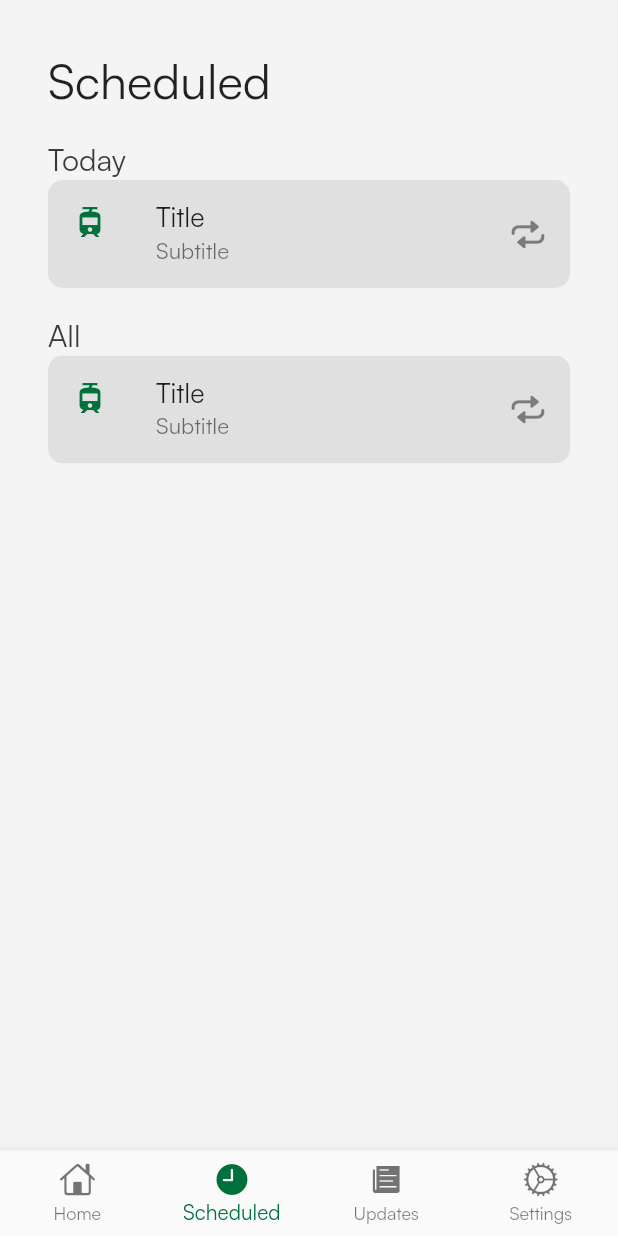
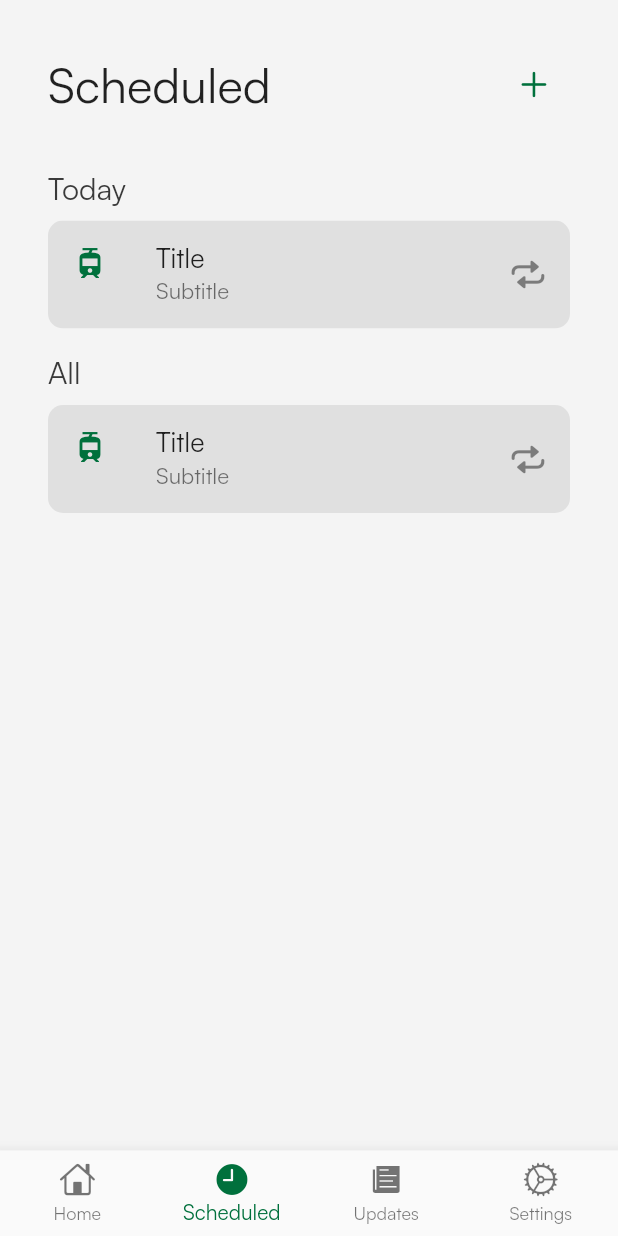
Before and after one commit to JackTop325/TransitApp, a Flutter app: the HomePage screen opened by its route, item 2 of the bottom bar chosen, on a phone screen of 412 x 824 dp. Run offline on Flutter 3.47's test engine with Material 2 defaults, Android fonts, the phone set to English and light mode, and no system bars; our stand-ins replace flutter_svg, sliding_up_panel.

Commit message:
scheduled page created

```diff
--- a/TransitApp/lib/main.dart
+++ b/TransitApp/lib/main.dart
@@ -1,4 +1,5 @@
 import 'package:flutter/material.dart';
+import 'package:transit_app/pages/scheduled/scheduled_form.dart';
 import 'package:transit_app/pages/splashscreen.dart';
 import 'package:transit_app/pages/login.dart';
 import 'package:transit_app/pages/home.dart';
@@ -22,6 +23,7 @@ class MyApp extends StatelessWidget {
         '/': (context) => const SplashScreen(),
         '/login': (context) => const LoginPage(),
         '/home': (context) => const HomePage(),
+        '/scheduled': (context) => ScheduledForm(),
       },
       debugShowCheckedModeBanner: false,
     );
--- a/TransitApp/lib/pages/home.dart
+++ b/TransitApp/lib/pages/home.dart
@@ -17,7 +17,7 @@ class _HomePageState extends State<HomePage> {
 
   final List<Widget> _widgetOptions = <Widget>[
     const MapPage(),
-    const ScheduledPage(),
+    ScheduledPage(),
     const Center(child: Text('Updates')),
     const SettingsPage(),
   ];
--- a/TransitApp/lib/pages/scheduled/scheduled.dart
+++ b/TransitApp/lib/pages/scheduled/scheduled.dart
@@ -1,9 +1,10 @@
+import 'package:flutter/cupertino.dart';
 import 'package:flutter/material.dart';
 import 'package:transit_app/colors.dart';
 import 'package:transit_app/pages/scheduled/scheduled_list.dart';
 
 class ScheduledPage extends StatefulWidget {
-  const ScheduledPage({super.key});
+  ScheduledPage({super.key});
 
   @override
   State<ScheduledPage> createState() => _ScheduledPageState();
@@ -14,23 +15,37 @@ class _ScheduledPageState extends State<ScheduledPage> {
   Widget build(BuildContext context) {
     return SafeArea(
       child: Container(
-        constraints: BoxConstraints.expand(),
-        padding: EdgeInsets.symmetric(horizontal: 32.0),
+        constraints: const BoxConstraints.expand(),
+        padding: const EdgeInsets.symmetric(horizontal: 32.0),
         color: ibmGray10,
         child: SingleChildScrollView(
           child: Column(
             crossAxisAlignment: CrossAxisAlignment.start,
             children: [
               const SizedBox(height: 32.0),
-              const Text(
-                "Scheduled",
-                style: TextStyle(
-                  fontSize: 32.0,
-                ),
+              Row(
+                mainAxisAlignment: MainAxisAlignment.spaceBetween,
+                crossAxisAlignment: CrossAxisAlignment.center,
+                children: [
+                  const Text(
+                    "Scheduled",
+                    style: TextStyle(
+                      fontSize: 32.0,
+                    ),
+                  ),
+                  IconButton(
+                    onPressed: () {
+                      Navigator.pushNamed(context, '/scheduled');
+                    },
+                    icon: const Icon(
+                      CupertinoIcons.add,
+                      color: drtGreen,
+                    ),
+                  ),
+                ],
               ),
-              const SizedBox(height: 18.0),
+              const SizedBox(height: 32.0),
               ScheduledList(title: 'Today'),
-              const SizedBox(height: 18.0),
               ScheduledList(title: 'All'),
             ],
           ),
--- a/TransitApp/lib/pages/scheduled/scheduled_list.dart
+++ b/TransitApp/lib/pages/scheduled/scheduled_list.dart
@@ -21,6 +21,7 @@ class ScheduledList extends StatelessWidget {
             color: ibmGray80,
           ),
         ),
+        const SizedBox(height: 8.0),
         ClipRRect(
           borderRadius: BorderRadius.circular(10.0),
           child: Container(
@@ -45,7 +46,8 @@ class ScheduledList extends StatelessWidget {
               trailing: Icon(CupertinoIcons.repeat),
             ),
           ),
-        )
+        ),
+        const SizedBox(height: 16.0),
       ],
     );
   }
```
Also changed, not shown: TransitApp/lib/Map/HomeWidget.dart (deleted, +0 -56 lines), TransitApp/lib/Map/StopDetail/StopDetailWidget.dart (deleted, +0 -34 lines), TransitApp/lib/pages/scheduled/scheduled_form.dart (added, +54 -0 lines).
